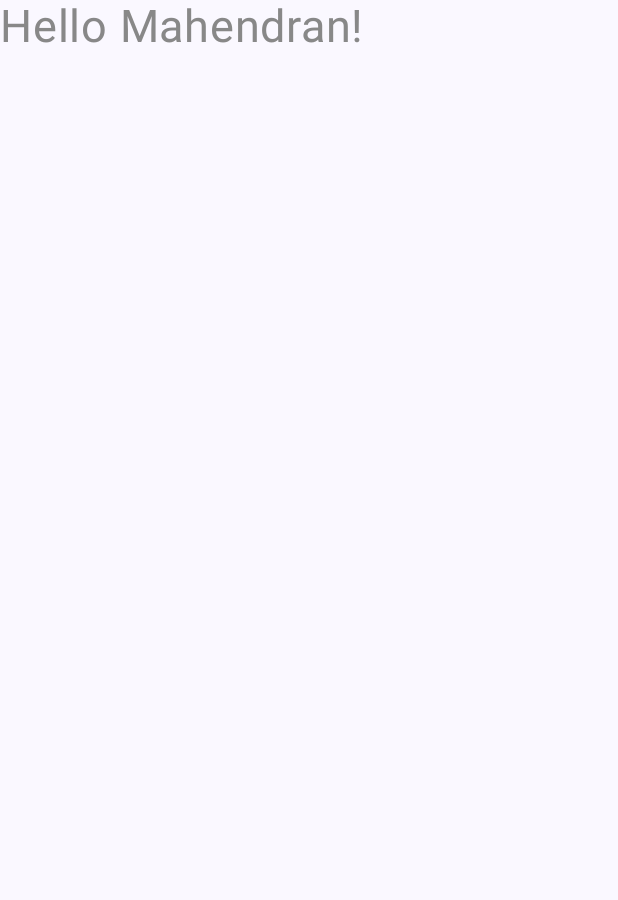
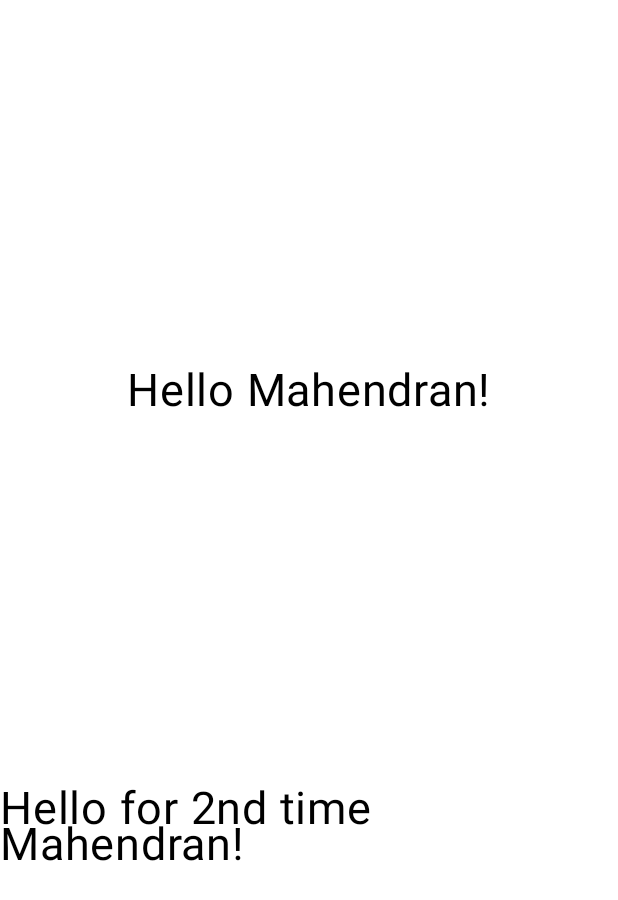
Before and after one commit to Mahendran-Murugan/Learn-Jetpack-Compose, an Android app built with Jetpack Compose: the screen it shows after launch (MainActivity), on a phone screen of 412 x 824 dp. Shown: the top 900 px of the screen. Run offline under Robolectric (Android 15) with nearby library versions, the phone set to English and light mode, and no system bars.

Commit message:
feat: learn modifiers and arrangement

```diff
--- a/LearnCompose/app/src/main/java/com/example/learncompose/MainActivity.kt
+++ b/LearnCompose/app/src/main/java/com/example/learncompose/MainActivity.kt
@@ -4,14 +4,22 @@ import android.os.Bundle
 import androidx.activity.ComponentActivity
 import androidx.activity.compose.setContent
 import androidx.activity.enableEdgeToEdge
+import androidx.compose.foundation.background
+import androidx.compose.foundation.layout.Arrangement
+import androidx.compose.foundation.layout.Column
+import androidx.compose.foundation.layout.Row
 import androidx.compose.foundation.layout.fillMaxSize
+import androidx.compose.foundation.layout.height
 import androidx.compose.foundation.layout.padding
 import androidx.compose.material3.Scaffold
 import androidx.compose.material3.Text
 import androidx.compose.runtime.Composable
+import androidx.compose.ui.Alignment
 import androidx.compose.ui.Modifier
 import androidx.compose.ui.graphics.Color
+import androidx.compose.ui.text.font.FontFamily
 import androidx.compose.ui.tooling.preview.Preview
+import androidx.compose.ui.unit.dp
 import androidx.compose.ui.unit.sp
 import com.example.learncompose.ui.theme.LearnComposeTheme
 
@@ -34,10 +42,22 @@ class MainActivity : ComponentActivity() {
 
 @Composable
 fun Greeting(name: String, modifier: Modifier = Modifier) {
-    Text(
-        text = "Hello $name!",
-        color = Color.Gray,
-        fontSize = 30.sp,
+    Column(
         modifier = modifier
-    )
+            .background(Color.White)
+            .fillMaxSize(),
+        horizontalAlignment = Alignment.CenterHorizontally,
+        verticalArrangement = Arrangement.SpaceEvenly,
+    ) {
+        Text(
+            text = "Hello $name!",
+            color = Color.Black,
+            fontSize = 30.sp,
+        )
+        Text(
+            text = "Hello for 2nd time $name!",
+            color = Color.Black,
+            fontSize = 30.sp,
+        )
+    }
 }
```
Also changed, not shown: 1 other file.
